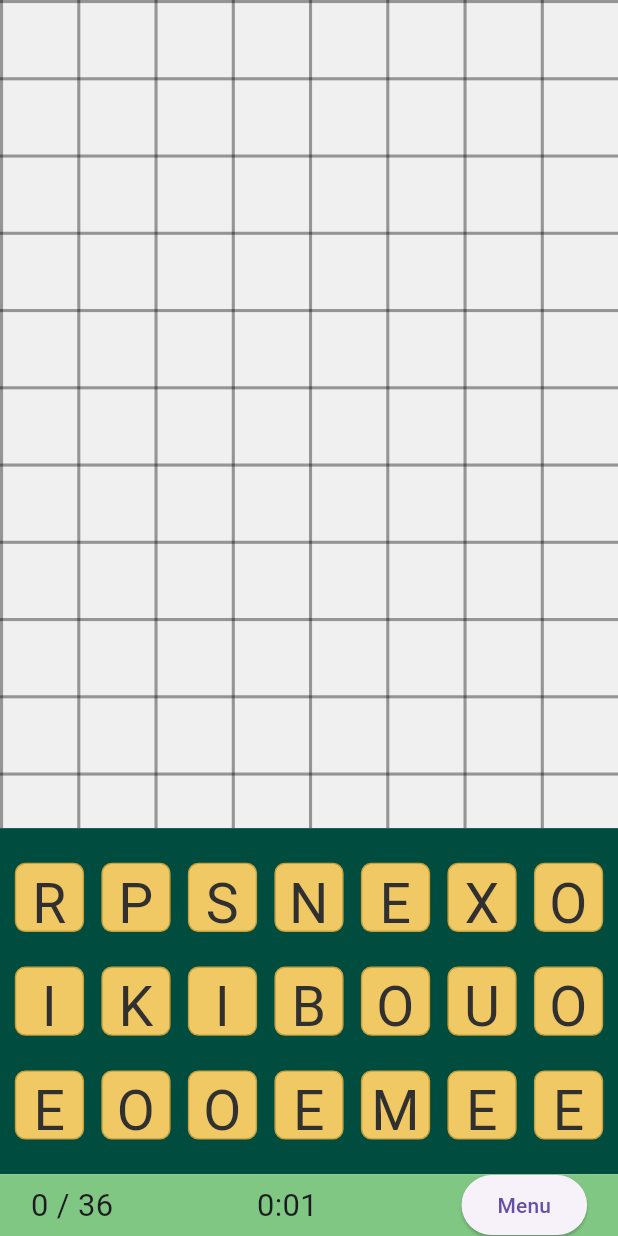
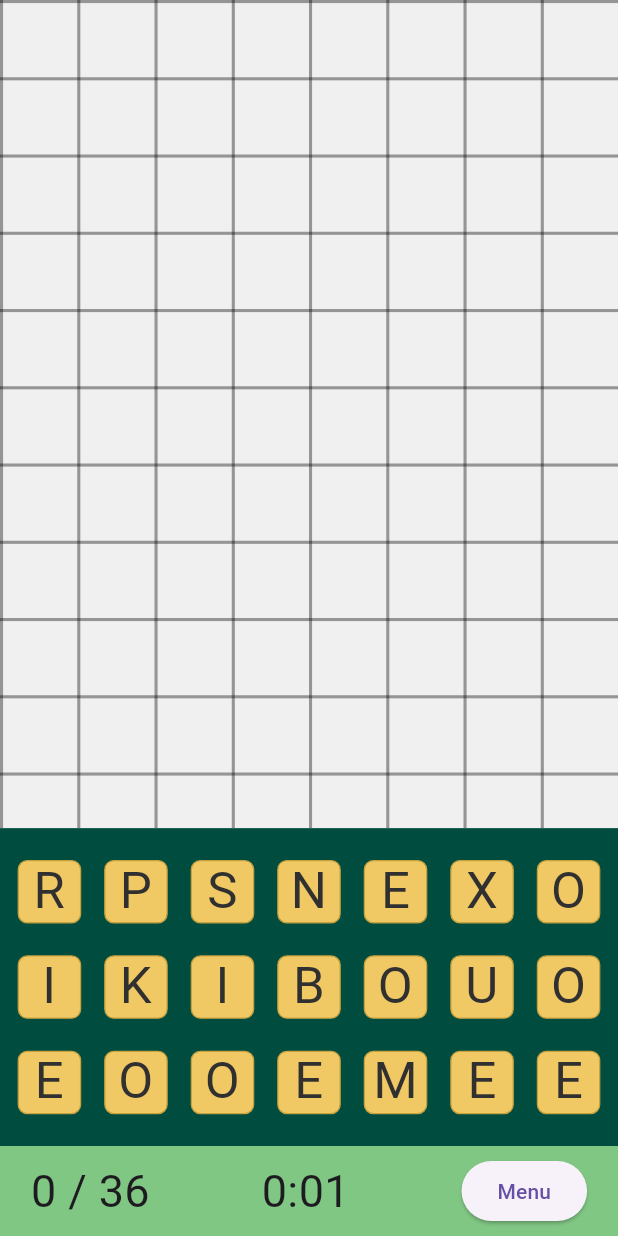
Before and after one commit to dozingcat/Kumquats, a Flutter app: the screen it shows after launch, after a tap on "Menu", after a tap on "Continue", on a phone screen of 412 x 824 dp. Run offline on Flutter 3.47's test engine with Material 3 defaults, Android fonts, the phone set to English and light mode, and no system bars; our stand-ins replace flutter_markdown, shared_preferences; project files that could hold a hidden picture were left out.

Commit message:
Center letters in tiles and hide Android status bar

```diff
--- a/lib/main.dart
+++ b/lib/main.dart
@@ -18,7 +18,9 @@ const appLegalese = "© 2022-2023 Brian Nenninger";
 
 void main() {
   runApp(MyApp());
-  SystemChrome.setEnabledSystemUIMode(SystemUiMode.immersive);
+  // On Android, hide top status bar and use full size so the grid
+  // will draw over any cutouts.
+  SystemChrome.setEnabledSystemUIMode(SystemUiMode.manual, overlays: []);
 }
 
 class MyApp extends StatelessWidget {
@@ -385,7 +387,7 @@ class _MyHomePageState extends State<MyHomePage> {
 
     final maxGridWidth = layout.numXCells * layout.pixelsPerGridCell() + layout.gridLineWidth;
     final maxGridHeight = layout.numYCells * layout.pixelsPerGridCell() + layout.gridLineWidth;
-    final statusHeight = (0.1 * displaySize.shortestSide).clamp(40, 80);
+    final statusHeight = (0.1 * displaySize.shortestSide).clamp(60, 120);
     if (displaySize.height >= displaySize.width) {
       layout.availableGridSize = Size(displaySize.width, displaySize.height * 0.67);
       layout.gridRect = Rect.fromLTRB(
@@ -682,10 +684,11 @@ class _MyHomePageState extends State<MyHomePage> {
 
   Widget letterTile(String letter, double cellSize, GridRules rules, {legality = TileLegality.legal}) {
     final background = tileBackgroundColors[legality];
+    // Setting height to 0 is necessary to center the letter in the tile.
     final tileContent = (letter == "Q" && rules.qHandling == QTileHandling.qOrQu) ?
-        Text("Q/QU", textAlign: TextAlign.center, style: TextStyle(color: tileTextColor, fontSize: cellSize * 0.4))
+        Text("Q/QU", textAlign: TextAlign.center, style: TextStyle(color: tileTextColor, fontSize: cellSize * 0.4, height: 0))
         :
-        Text(letter, textAlign: TextAlign.center, style: TextStyle(color: tileTextColor, fontSize: cellSize * 0.8));
+        Text(letter, textAlign: TextAlign.center, style: TextStyle(color: tileTextColor, fontSize: cellSize * 0.8, height: 0));
     return Container(width: cellSize, height: cellSize,
         decoration: BoxDecoration(
             color: background,
```
